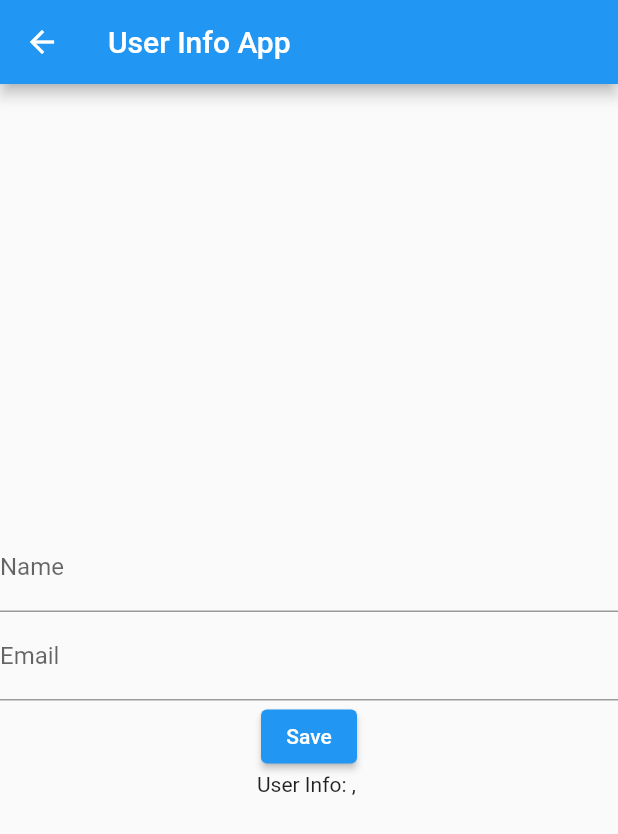
After one commit to RenaldoLouis/food_algorithm_recommend, a Flutter app: the InputHealthDataPage screen opened directly, after a tap on "Save", on a phone screen of 412 x 824 dp. The commit adds this screen. Shown: the top 834 px of the screen. Run offline on Flutter 3.47's test engine with Material 2 defaults, Android fonts, the phone set to English and light mode, and no system bars; our stand-ins replace firebase_auth, firebase_core, flutter_riverpod, flutter_svg, lottie; accounts and stored records are empty; network calls fail.

Commit message:
set up basic providers

```diff
--- a/lib/main.dart
+++ b/lib/main.dart
@@ -1,5 +1,6 @@
 import 'package:firebase_core/firebase_core.dart';
 import 'package:flutter/material.dart';
+import 'package:flutter_riverpod/flutter_riverpod.dart';
 import 'package:food_algorithm_recommend/pages/login/Login.dart';
 import 'package:food_algorithm_recommend/pages/splashScreen/SplashScreen.dart';
 import 'firebase_options.dart';
@@ -9,7 +10,11 @@ void main() async {
   await Firebase.initializeApp(
     options: DefaultFirebaseOptions.currentPlatform,
   );
-  runApp(const MyApp());
+  runApp(
+    const ProviderScope(
+      child: MyApp(),
+    ),
+  );
 }
 
 class MyApp extends StatelessWidget {
--- /dev/null
+++ b/lib/models/userHealthinfo.dart
@@ -0,0 +1,6 @@
+class UserHealthInfo {
+  final String name;
+  final String email;
+
+  UserHealthInfo(this.name, this.email);
+}
--- /dev/null
+++ b/lib/pages/inputHealthDataPage.dart/InputHealthDataPage.dart.dart
@@ -0,0 +1,54 @@
+import 'package:flutter/material.dart';
+import 'package:flutter_riverpod/flutter_riverpod.dart';
+import 'package:food_algorithm_recommend/providers/userInfoProviders.dart';
+
+class InputHealthDataPage extends ConsumerStatefulWidget {
+  const InputHealthDataPage({super.key});
+
+  @override
+  _InputHealthDataPageState createState() => _InputHealthDataPageState();
+}
+
+class _InputHealthDataPageState extends ConsumerState<InputHealthDataPage> {
+  final TextEditingController _nameController = TextEditingController();
+  final TextEditingController _emailController = TextEditingController();
+
+  @override
+  Widget build(BuildContext context) {
+    return Scaffold(
+      appBar: AppBar(
+        title: Text('User Info App'),
+      ),
+      body: Center(
+        child: Column(
+          mainAxisAlignment: MainAxisAlignment.center,
+          children: [
+            TextField(
+              controller: _nameController,
+              decoration: InputDecoration(labelText: 'Name'),
+            ),
+            TextField(
+              controller: _emailController,
+              decoration: InputDecoration(labelText: 'Email'),
+            ),
+            ElevatedButton(
+              onPressed: () {
+                final userInfoNotifier =
+                    ref.read(userHealthInfoProvider.notifier);
+                userInfoNotifier.setUserInfo(
+                    _nameController.text, _emailController.text);
+              },
+              child: Text('Save'),
+            ),
+            Consumer(builder: (context, watch, child) {
+              final userInfo = ref.watch(userHealthInfoProvider);
+              return userInfo != null
+                  ? Text('User Info: ${userInfo.name}, ${userInfo.email}')
+                  : Text('No user info available');
+            }),
+          ],
+        ),
+      ),
+    );
+  }
+}
--- a/lib/pages/register/Register.dart
+++ b/lib/pages/register/Register.dart
@@ -1,6 +1,7 @@
 import 'package:firebase_auth/firebase_auth.dart';
 import 'package:flutter/material.dart';
 import 'package:food_algorithm_recommend/components/background.dart';
+import 'package:food_algorithm_recommend/pages/inputHealthDataPage.dart/InputHealthDataPage.dart.dart';
 import 'package:food_algorithm_recommend/pages/login/Login.dart';
 import 'package:food_algorithm_recommend/pages/profile/Profile.dart';
 import 'package:food_algorithm_recommend/pages/register/sign_up_top_image.dart';
@@ -149,11 +150,10 @@ class _RegisterState extends State<Register> {
                                                           .pushAndRemoveUntil(
                                                         MaterialPageRoute(
                                                           builder: (context) =>
-                                                              Profile(
-                                                                  user: user),
+                                                              const InputHealthDataPage(),
                                                         ),
                                                         ModalRoute.withName(
-                                                            '/'),
+                                                            '/inputUserInfo'),
                                                       );
                                                     }
                                                   } else {
--- /dev/null
+++ b/lib/providers/userInfoProviders.dart
@@ -0,0 +1,20 @@
+import 'package:flutter_riverpod/flutter_riverpod.dart';
+import 'package:food_algorithm_recommend/models/userHealthinfo.dart';
+
+// final userInfoProvider =
+//     StateNotifierProvider<UserInfoNotifier, UserHealthInfo>((ref) {
+//   return UserInfoNotifier();
+// });
+
+final userHealthInfoProvider =
+    StateNotifierProvider<UserInfoNotifier, UserHealthInfo?>((ref) {
+  return UserInfoNotifier();
+});
+
+class UserInfoNotifier extends StateNotifier<UserHealthInfo?> {
+  UserInfoNotifier() : super(null);
+
+  void setUserInfo(String name, String email) {
+    state = UserHealthInfo(name, email);
+  }
+}
--- a/pubspec.yaml
+++ b/pubspec.yaml
@@ -39,6 +39,7 @@ dependencies:
   firebase_auth: ^4.7.3
   flutter_svg: ^2.0.5
   lottie: ^2.3.2
+  flutter_riverpod: ^2.3.7
 
 dev_dependencies:
   flutter_test:
```
Also changed, not shown: pubspec.lock.
